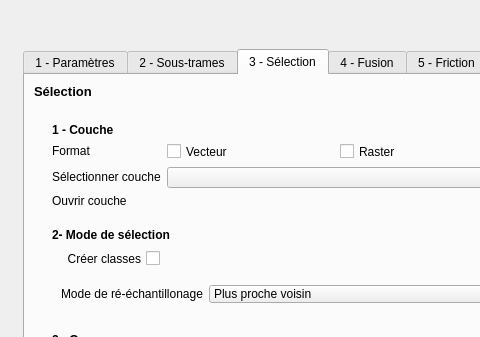
Above: BioDispersal_dialog_base.ui from MathieuChailloux/BioDispersal before the change; both pictures show x 0 to 480 and y 0 to 337 of the 1100 by 777 pixel window. Below: the same form after it.
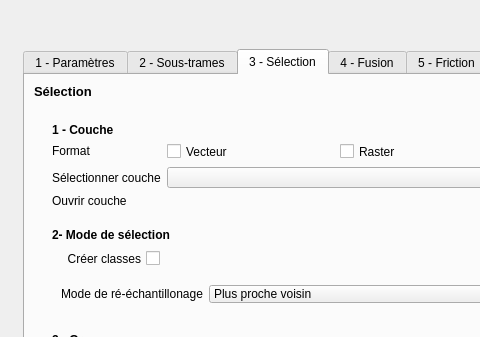
That is the form after the change. The open tabs and pages were chosen to show the change. Icons and pictures are not drawn. Custom widgets are drawn as their Qt base class.

Commit message: Selection help update

Diff of the .ui file:
```diff
--- a/BioDispersal_dialog_base.ui
+++ b/BioDispersal_dialog_base.ui
@@ -79,8 +79,8 @@
            <rect>
             <x>0</x>
             <y>0</y>
-            <width>866</width>
-            <height>700</height>
+            <width>865</width>
+            <height>706</height>
            </rect>
           </property>
           <property name="sizePolicy">
@@ -835,7 +835,7 @@
                            <item row="2" column="0">
                             <widget class="QLabel" name="selectionLayerLabel_5">
                              <property name="sizePolicy">
-                              <sizepolicy hsizetype="Fixed" vsizetype="Fixed">
+                              <sizepolicy hsizetype="Fixed" vsizetype="Minimum">
                                <horstretch>0</horstretch>
                                <verstretch>0</verstretch>
                               </sizepolicy>
```
Left out of the diff: 26 changed lines with no effect on the pictures. The commit also changes 2 other files.
